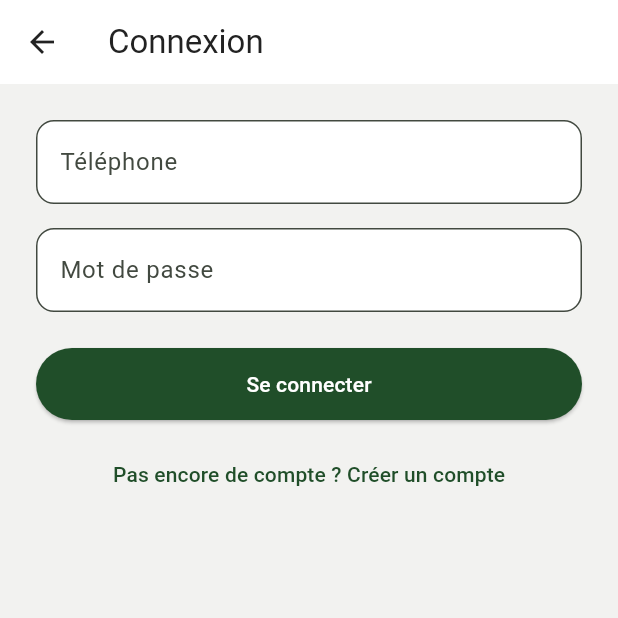
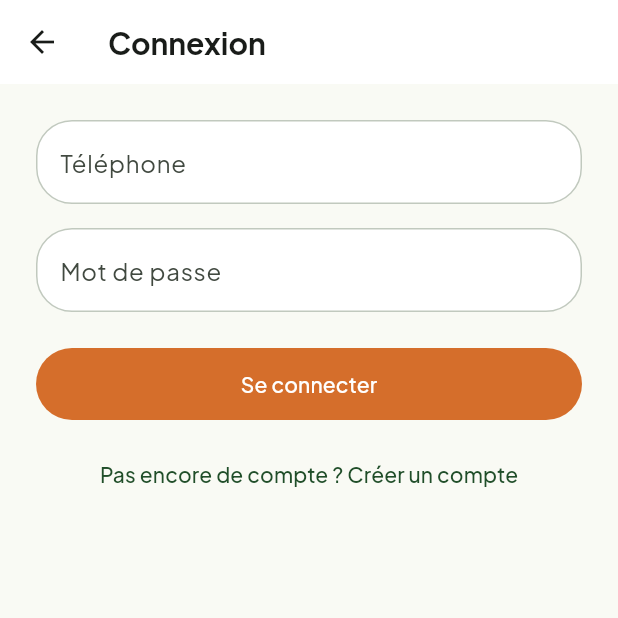
Before and after one commit to OYETECH225/DjidjiMarket, a Flutter app: the screen it shows after launch, after a tap on the "person outline" icon, on a phone screen of 412 x 824 dp, the top half of it. Run offline on Flutter 3.47's test engine with Material 3 defaults, Android fonts, the phone set to English and light mode, and no system bars; our stand-ins replace flutter_secure_storage, google_fonts; accounts and stored records are empty; network calls fail.

Commit message:
Align Flutter theme with DjidjiMarket-DESIGN-System.md
Mirrors the PWA design system update: Plus Jakarta Sans (via
google_fonts) replaces the default Roboto, ElevatedButton (used for
every primary CTA) is now Accent Orange fill instead of green,
FilledButtonTheme added as the green-filled "secondary" action style,
cards/inputs use a 24px corner radius, and all elevation is zeroed out
in favor of a 1px outlineVariant border — no shadows anywhere.

Fixed the storefront's "Ajouter" (add to cart) button, which was
hardcoded green — the design doc explicitly calls out "Add to Cart"
as an orange primary-action example, so it now just uses the themed
ElevatedButton default.

flutter analyze: 0 errors. flutter test: passes.

Co-Authored-By: Claude Sonnet 5 <noreply@anthropic.com>

```diff
--- a/mobile/lib/screens/vendor_screen.dart
+++ b/mobile/lib/screens/vendor_screen.dart
@@ -106,8 +106,7 @@ class _VendorScreenState extends State<VendorScreen> {
                           '${_currencyFormat.format(listing.price)} ${listing.currency}',
                           style: const TextStyle(color: AppColors.orange, fontWeight: FontWeight.w600),
                         ),
-                        trailing: FilledButton(
-                          style: FilledButton.styleFrom(backgroundColor: AppColors.green),
+                        trailing: ElevatedButton(
                           onPressed: () {
                             context.read<CartService>().add(listing);
                             ScaffoldMessenger.of(context).showSnackBar(
--- a/mobile/lib/theme/app_theme.dart
+++ b/mobile/lib/theme/app_theme.dart
@@ -1,47 +1,79 @@
 import 'package:flutter/material.dart';
+import 'package:google_fonts/google_fonts.dart';
 
-/// Charte graphique DjidjiMarket v1.0.
+/// DjidjiMarket-DESIGN-System.md tokens (Material 3-flavored).
 class AppColors {
   static const green = Color(0xFF204E29);
   static const greenDark = Color(0xFF163420);
   static const orange = Color(0xFFD56E2B);
-  static const text = Color(0xFF222222);
-  static const background = Color(0xFFF2F2F0);
+  static const onSurface = Color(0xFF191C19);
+  static const onSurfaceVariant = Color(0xFF414940);
+  static const outlineVariant = Color(0xFFC1C9BE);
+  static const background = Color(0xFFF9FAF4);
+  static const error = Color(0xFFBA1A1A);
+
+  /// Kept as an alias for readability where "the app's text color" is meant.
+  static const text = onSurface;
 }
 
 class AppTheme {
   static ThemeData get light {
+    final textTheme = GoogleFonts.plusJakartaSansTextTheme();
+
+    final colorScheme = ColorScheme.fromSeed(
+      seedColor: AppColors.green,
+      brightness: Brightness.light,
+      primary: AppColors.green,
+      onPrimary: Colors.white,
+      secondary: AppColors.orange,
+      onSecondary: Colors.white,
+      surface: Colors.white,
+      onSurface: AppColors.onSurface,
+      onSurfaceVariant: AppColors.onSurfaceVariant,
+      outlineVariant: AppColors.outlineVariant,
+      error: AppColors.error,
+      onError: Colors.white,
+    );
+
     final base = ThemeData(
       useMaterial3: true,
-      colorScheme: ColorScheme.fromSeed(
-        seedColor: AppColors.green,
-        primary: AppColors.green,
-        secondary: AppColors.orange,
-        surface: Colors.white,
+      colorScheme: colorScheme,
+      scaffoldBackgroundColor: AppColors.background,
+      textTheme: textTheme.apply(
+        bodyColor: AppColors.onSurface,
+        displayColor: AppColors.onSurface,
       ),
-      scaffoldBackgroundColor: AppColors.background,
-      fontFamily: 'Roboto',
     );
 
     return base.copyWith(
-      appBarTheme: const AppBarTheme(
+      appBarTheme: AppBarTheme(
         backgroundColor: Colors.white,
-        foregroundColor: AppColors.text,
+        foregroundColor: AppColors.onSurface,
         elevation: 0,
         centerTitle: false,
+        titleTextStyle: GoogleFonts.plusJakartaSans(
+          fontSize: 20,
+          fontWeight: FontWeight.w700,
+          color: AppColors.onSurface,
+        ),
       ),
+      // Primary CTAs (submit forms, "Add to Cart"...) are Accent Orange
+      // fill + white text per the design system — never an outline.
       elevatedButtonTheme: ElevatedButtonThemeData(
         style: ElevatedButton.styleFrom(
-          backgroundColor: AppColors.green,
+          backgroundColor: AppColors.orange,
           foregroundColor: Colors.white,
+          elevation: 0,
           padding: const EdgeInsets.symmetric(vertical: 14),
           shape: RoundedRectangleBorder(borderRadius: BorderRadius.circular(999)),
         ),
       ),
-      outlinedButtonTheme: OutlinedButtonThemeData(
-        style: OutlinedButton.styleFrom(
-          foregroundColor: AppColors.green,
-          side: const BorderSide(color: AppColors.green),
+      // Secondary actions are Primary Green fill + white text (still a
+      // solid fill, not an outline — the design system doesn't use outlines).
+      filledButtonTheme: FilledButtonThemeData(
+        style: FilledButton.styleFrom(
+          backgroundColor: AppColors.green,
+          foregroundColor: Colors.white,
           padding: const EdgeInsets.symmetric(vertical: 14),
           shape: RoundedRectangleBorder(borderRadius: BorderRadius.circular(999)),
         ),
@@ -50,20 +82,25 @@ class AppTheme {
         filled: true,
         fillColor: Colors.white,
         border: OutlineInputBorder(
-          borderRadius: BorderRadius.circular(12),
-          borderSide: const BorderSide(color: Color(0x1A000000)),
+          borderRadius: BorderRadius.circular(24),
+          borderSide: const BorderSide(color: AppColors.outlineVariant),
+        ),
+        enabledBorder: OutlineInputBorder(
+          borderRadius: BorderRadius.circular(24),
+          borderSide: const BorderSide(color: AppColors.outlineVariant),
         ),
         focusedBorder: OutlineInputBorder(
-          borderRadius: BorderRadius.circular(12),
+          borderRadius: BorderRadius.circular(24),
           borderSide: const BorderSide(color: AppColors.green, width: 2),
         ),
       ),
+      // No shadows/blurs — depth via tonal layering and a 1px border.
       cardTheme: CardThemeData(
         elevation: 0,
         color: Colors.white,
         shape: RoundedRectangleBorder(
-          borderRadius: BorderRadius.circular(16),
-          side: const BorderSide(color: Color(0x0D000000)),
+          borderRadius: BorderRadius.circular(24),
+          side: const BorderSide(color: AppColors.outlineVariant),
         ),
       ),
     );
--- a/mobile/pubspec.yaml
+++ b/mobile/pubspec.yaml
@@ -38,6 +38,7 @@ dependencies:
   provider: ^6.1.5+1
   flutter_secure_storage: ^10.3.1
   intl: ^0.20.3
+  google_fonts: ^8.1.0
 
 dev_dependencies:
   flutter_test:
```
Also changed, not shown: mobile/pubspec.lock.
